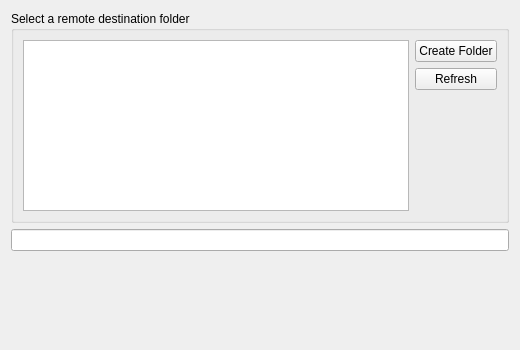
BWTECH-github/client, file src/gui/folderwizard/folderwizardtargetpage.ui: the form before one commit.
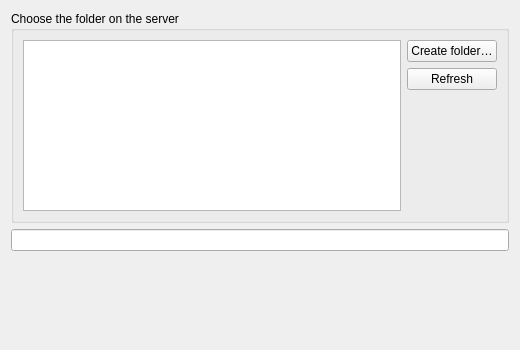
The form after the commit. Icons and pictures are not drawn.

What changed in the file:
```diff
--- a/src/gui/folderwizard/folderwizardtargetpage.ui
+++ b/src/gui/folderwizard/folderwizardtargetpage.ui
@@ -17,7 +17,7 @@
    <item>
     <widget class="QGroupBox" name="groupBox">
      <property name="title">
-      <string>Select a remote destination folder</string>
+      <string>Choose the folder on the server</string>
      </property>
      <property name="flat">
       <bool>true</bool>
@@ -46,7 +46,7 @@
         <item>
          <widget class="QPushButton" name="addFolderButton">
           <property name="text">
-           <string>Create Folder</string>
+           <string>Create folder…</string>
           </property>
          </widget>
         </item>
```
